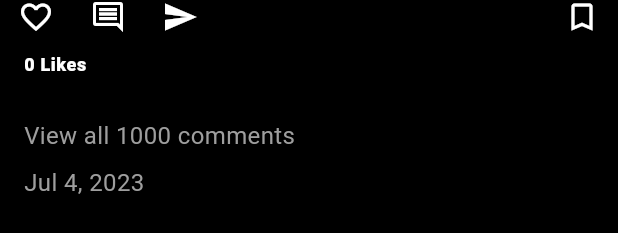
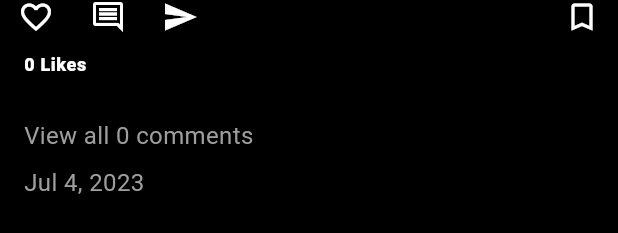
Before and after one commit to aksr1994/Instagram_clone, a Flutter app: the AppPostCard widget shown alone on an empty page, opened directly with empty values, on a phone screen of 412 x 824 dp. Shown: the part 551-784 px from the top of the screen. Run offline on Flutter 3.47's test engine with Material 2 defaults, Android fonts, the phone set to English and light mode, and no system bars; our stand-ins replace cloud_firestore, firebase_auth, firebase_core, firebase_storage, image_picker, riverpod; missing offline and left inert: firebase_app_check; accounts and stored records are empty; network calls fail.

Commit message:
comments post and screen done

```diff
--- a/lib/Screens/Login/login_screen.dart
+++ b/lib/Screens/Login/login_screen.dart
@@ -68,7 +68,7 @@ class _LoginScreenState extends State<LoginScreen> {
       child: Scaffold(
         resizeToAvoidBottomInset: false,
         body: Container(
-          padding: EdgeInsetsDirectional.symmetric(
+          padding: const EdgeInsetsDirectional.symmetric(
             horizontal: 32
           ),
           child: Column(
--- a/lib/Widgets/app_post_card.dart
+++ b/lib/Widgets/app_post_card.dart
@@ -1,9 +1,12 @@
+
 import 'package:cloud_firestore/cloud_firestore.dart';
 import 'package:flutter/material.dart';
 import 'package:insta_clone/Providers/user_provider.dart';
 import 'package:insta_clone/Resources/firestore_methods.dart';
+import 'package:insta_clone/Screens/Comments/comments_screen.dart';
 import 'package:insta_clone/Widgets/app_like_animation.dart';
 import 'package:insta_clone/utilities/colors.dart';
+import 'package:insta_clone/utilities/utils.dart';
 import 'package:intl/intl.dart';
 import 'package:provider/provider.dart';
 
@@ -19,12 +22,38 @@ class AppPostCard extends StatefulWidget {
 
 class _AppPostCardState extends State<AppPostCard> {
   bool isLikeAnimated=false;
+  int commentLength=0;
+
+  @override
+  void initState() {
+    // TODO: implement initState
+    super.initState();
+    getComments();
+  }
+
+  void getComments()async{
+    try{
+      QuerySnapshot snap=await FirebaseFirestore.instance.
+      collection('posts').
+      doc(widget.snap['postId']).
+      collection('comments').
+      get();
+
+      commentLength=snap.docs.length;
+    }catch(e){
+      print('Fetch comments Error: $e');
+      showSnackBar(context, 'Fetch comments Error: $e');
+    }
+    setState(() {
+
+    });
+
+  }
 
 
   @override
   Widget build(BuildContext context) {
     final model.User? user=Provider.of<UserProvider>(context).getUser;
-
 
     //print('TEst: ${widget.snap['likes']}');
     return Container(
@@ -174,7 +203,12 @@ class _AppPostCardState extends State<AppPostCard> {
 
         //Comments Button
         IconButton(
-            onPressed: (){},
+            onPressed: (){
+              Navigator.of(context).push(
+                  MaterialPageRoute(builder: (context)=>CommentsScreen(
+                    snap:widget.snap
+                  )));
+            },
             icon: const Icon(Icons.comment_outlined)
         ),
 
@@ -237,7 +271,7 @@ class _AppPostCardState extends State<AppPostCard> {
             onTap: (){print('comments more');},
             child: Container(
               padding: const EdgeInsets.symmetric(vertical: 4),
-              child: Text('View all 1000 comments',
+              child: Text('View all $commentLength comments',
                 style: const TextStyle(
                     fontSize: 16,
                     color:secondaryColor ),
```
Also changed, not shown: lib/Resources/firestore_methods.dart (+25 -0 lines), lib/Screens/Comments/comments_screen.dart (added, +117 -0 lines), lib/Widgets/app_comment_card.dart (added, +65 -0 lines).
